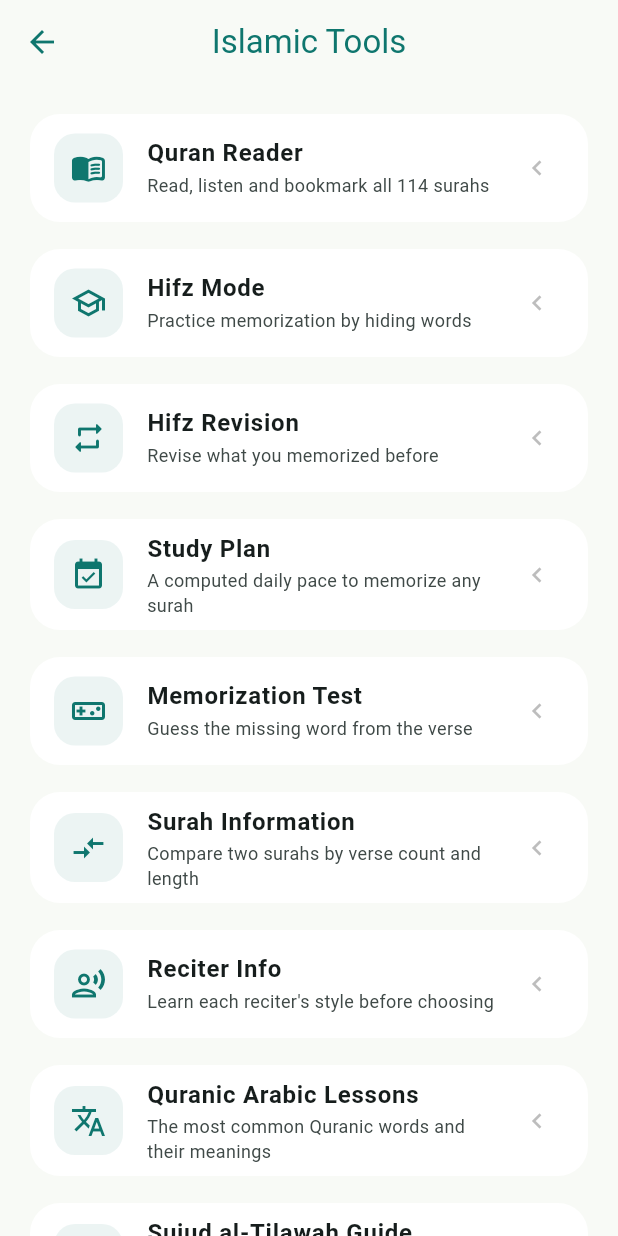
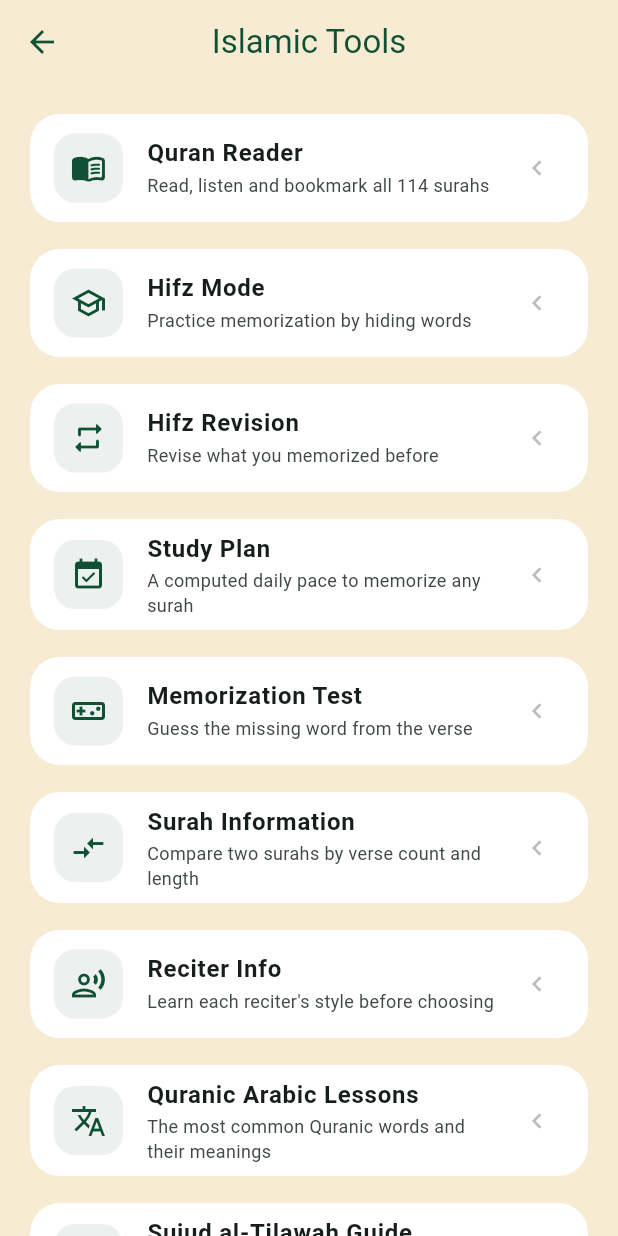
Before and after one commit to 9369702788/wirdi_v16.1.25, a Flutter app: the screen it shows after launch, after a tap on "Skip", after a tap on the "apps" icon, on a phone screen of 412 x 824 dp. Run offline on Flutter 3.47's test engine with Material 3 defaults, Android fonts, the light colour scheme and no system bars; our stand-ins replace audio_service, audioplayers, camera, cloud_firestore, file_picker, firebase_auth and 12 more; missing offline and left inert: home_widget; accounts and stored records are empty; network calls fail; Roboto replaces fonts that are missing (Cairo).

Commit message:
Add files via upload

```diff
--- a/lib/core/services/prayer_service.dart
+++ b/lib/core/services/prayer_service.dart
@@ -420,7 +420,7 @@ class PrayerService {
   /// NOTE: not yet wired to any automatic timezone/time-change trigger --
   /// call this manually (e.g. on app resume) until a real native
   /// TIMEZONE_CHANGED listener is implemented. See README known limitations.
-  Future<void> invalidatePrayerCache() async {
+  static Future<void> invalidatePrayerCache() async {
     AppLogger.info('[prayer_service] Invalidating cached prayer times...');
     final prefs = await SharedPreferences.getInstance();
     await prefs.remove('cached_prayer_times');
--- a/lib/core/theme/app_theme.dart
+++ b/lib/core/theme/app_theme.dart
@@ -1,4 +1,5 @@
 import 'package:flutter/material.dart';
+import 'package:google_fonts/google_fonts.dart';
 
 /// Wirdi design tokens, per the Premium UI/UX Specification brief.
 ///
@@ -97,11 +98,11 @@ class AppTheme {
         'ar': 'زمردي', 'en': 'Emerald', 'de': 'Smaragd', 'tr': 'Zümrüt',
         'fr': 'Émeraude', 'es': 'Esmeralda', 'id': 'Zamrud',
       },
-      primary: Color(0xFF0F766E),
-      accent: Color(0xFFD4AF37),
-      lightBackground: Color(0xFFF8FAF6),
-      darkBackground: Color(0xFF071A17),
-      darkCard: Color(0xFF102925),
+      primary: Color(0xFF0F5132),
+      accent: Color(0xFFD4AF7C),
+      lightBackground: Color(0xFFF7EBD3),
+      darkBackground: Color(0xFF2D3748),
+      darkCard: Color(0xFF374151),
       cardRadius: 20,
     ),
     AppColorTheme.ocean: AppThemeDefinition(
@@ -213,7 +214,7 @@ class AppTheme {
     ),
     AppColorTheme.pureMinimal: AppThemeDefinition(
       displayNameByLocale: {
-        'ar': 'بسيط تمامًا', 'en': 'Pure Minimal', 'de': 'Rein Minimal', 'tr': 'Saf Minimal',
+        'ar': 'بسيط تماماً', 'en': 'Pure Minimal', 'de': 'Rein Minimal', 'tr': 'Saf Minimal',
         'fr': 'Pur minimal', 'es': 'Minimalismo puro', 'id': 'Minimal Murni',
       },
       primary: Color(0xFF6B8F71),
@@ -238,7 +239,7 @@ class AppTheme {
         surface: Colors.white,
       ),
       scaffoldBackgroundColor: def.lightBackground,
-      fontFamily: def.fontFamily ?? 'Cairo',
+      fontFamily: def.fontFamily ?? GoogleFonts.cairo().fontFamily,
     );
 
     return base.copyWith(
@@ -293,7 +294,7 @@ class AppTheme {
         surface: def.darkCard,
       ),
       scaffoldBackgroundColor: def.darkBackground,
-      fontFamily: def.fontFamily ?? 'Cairo',
+      fontFamily: def.fontFamily ?? GoogleFonts.cairo().fontFamily,
     );
 
     return base.copyWith(
--- a/lib/shared/widgets/root_shell.dart
+++ b/lib/shared/widgets/root_shell.dart
@@ -3,6 +3,7 @@ import 'package:flutter/material.dart';
 import '../../core/services/auth_service.dart';
 import '../../core/services/sync_service.dart';
 import '../../core/services/prayer_service.dart';
+import '../../core/services/prayer_notification_scheduler.dart';
 import '../../core/services/settings_service.dart';
 import '../../core/models/prayer_models.dart';
 
@@ -27,11 +28,13 @@ class RootShell extends StatefulWidget {
 
 class _RootShellState extends State<RootShell> with WidgetsBindingObserver {
   int _index = 0;
+  int? _lastTimezoneOffsetMinutes;
 
   @override
   void initState() {
     super.initState();
     WidgetsBinding.instance.addObserver(this);
+    _rememberTimezoneOffset();
 
     // Surfaces a background-notification setup failure directly in the
     // app -- previously this only ever went to a debugPrint nobody could
@@ -75,6 +78,27 @@ class _RootShellState extends State<RootShell> with WidgetsBindingObserver {
     // that up immediately instead of leaving the user waiting.
     if (state == AppLifecycleState.resumed) {
       _refreshAutoDarkModeOnResume();
+      _refreshPrayerDataAfterTimezoneChange();
+    }
+  }
+
+  Future<void> _rememberTimezoneOffset() async {
+    _lastTimezoneOffsetMinutes = DateTime.now().timeZoneOffset.inMinutes;
+  }
+
+  Future<void> _refreshPrayerDataAfterTimezoneChange() async {
+    final currentOffset = DateTime.now().timeZoneOffset.inMinutes;
+    final previousOffset = _lastTimezoneOffsetMinutes;
+    _lastTimezoneOffsetMinutes = currentOffset;
+    if (previousOffset == null || previousOffset == currentOffset) return;
+
+    try {
+      await PrayerService.invalidatePrayerCache();
+      final result = await PrayerService.fetchUsingSavedPreference();
+      if (!mounted) return;
+      await PrayerNotificationScheduler.rescheduleFromResult(context, result);
+    } catch (_) {
+      // Best effort: the next normal prayer-time refresh will recover.
     }
   }
 
@@ -148,13 +172,13 @@ class _RootShellState extends State<RootShell> with WidgetsBindingObserver {
             label: l10n.navQuran,
           ),
           BottomNavigationBarItem(                          // 2
-            icon: const Icon(Icons.favorite_outline),
-            activeIcon: const Icon(Icons.favorite),
+            icon: const Icon(Icons.volunteer_activism_outlined),
+            activeIcon: const Icon(Icons.volunteer_activism),
             label: l10n.navAzkar,
           ),
           BottomNavigationBarItem(                          // 3
-            icon: const Icon(Icons.access_time),
-            activeIcon: const Icon(Icons.access_time_filled),
+            icon: const Icon(Icons.mosque_outlined),
+            activeIcon: const Icon(Icons.mosque),
             label: l10n.navPrayer,
           ),
           BottomNavigationBarItem(                          // 4
@@ -163,8 +187,8 @@ class _RootShellState extends State<RootShell> with WidgetsBindingObserver {
             label: l10n.navTasbeeh,
           ),
           BottomNavigationBarItem(                          // 5  ← Radio
-            icon: const Icon(Icons.radio_outlined),
-            activeIcon: const Icon(Icons.radio),
+            icon: const Icon(Icons.podcasts_outlined),
+            activeIcon: const Icon(Icons.podcasts),
             label: l10n.radioTitle,
           ),
           BottomNavigationBarItem(                          // 6  ← Settings/More
```
Also changed, not shown: lib/core/services/nearby_places_service.dart (+110 -55 lines), lib/core/services/notification_service.dart (+15 -0 lines), lib/core/services/quran_audio_service.dart (+34 -0 lines), lib/core/services/radio_service.dart (+29 -7 lines), lib/core/services/wirdi_audio_handler.dart (+20 -2 lines).
